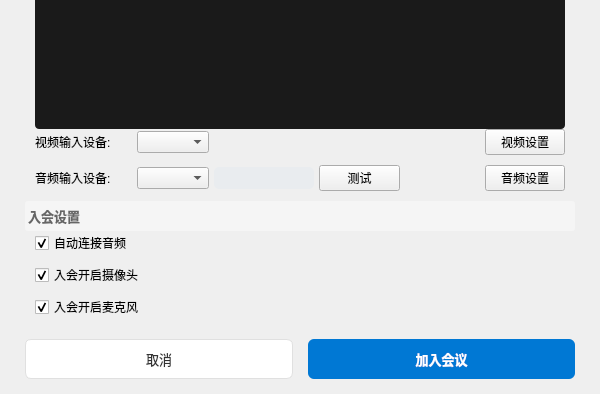
Before: the Qt Designer form ui/joinmeeting.ui in zhangdalin/MeetEx, drawn with Qt 5; both pictures show x 0 to 600 and y 406 to 800 of the 600 by 800 pixel window.
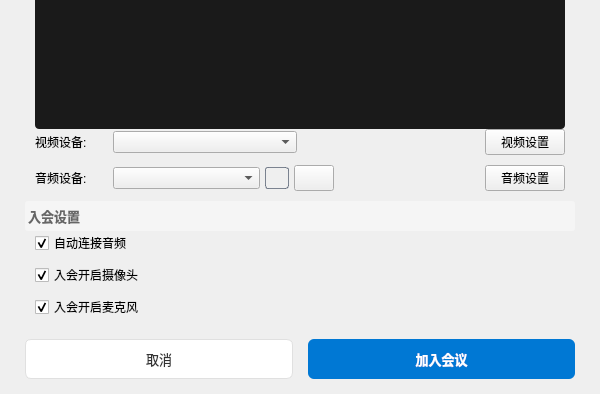
After: the same form once the commit is applied. Icons and pictures are not drawn.

Commit message:
refactor(joinmeeting): 重构 UI 初始化和简化设备标签
- 合并 setupUI() 和 setupConnections() 到构造函数中
- 简化设备标签文本："视频输入设备" → "视频设备"
- 优化 audioLevelBar 样式和尺寸设置
- 调整会议号输入掩码格式

```diff
--- a/ui/joinmeeting.ui
+++ b/ui/joinmeeting.ui
@@ -305,7 +305,7 @@
            <item>
             <widget class="QLabel" name="videoDeviceLabel">
              <property name="text">
-              <string>视频输入设备:</string>
+              <string>视频设备:</string>
              </property>
             </widget>
            </item>
@@ -332,7 +332,14 @@
             </widget>
            </item>
            <item>
-            <widget class="QComboBox" name="videoDeviceCombo"/>
+            <widget class="QComboBox" name="videoDeviceCombo">
+             <property name="sizePolicy">
+              <sizepolicy hsizetype="Expanding" vsizetype="Fixed">
+               <horstretch>0</horstretch>
+               <verstretch>0</verstretch>
+              </sizepolicy>
+             </property>
+            </widget>
            </item>
            <item>
             <spacer name="videoSpacer">
@@ -373,7 +380,7 @@
            <item>
             <widget class="QLabel" name="audioDeviceLabel">
              <property name="text">
-              <string>音频输入设备:</string>
+              <string>音频设备:</string>
              </property>
             </widget>
            </item>
@@ -400,59 +407,73 @@
             </widget>
            </item>
            <item>
-            <widget class="QComboBox" name="audioDeviceCombo"/>
+            <widget class="QComboBox" name="audioDeviceCombo">
+             <property name="sizePolicy">
+              <sizepolicy hsizetype="Expanding" vsizetype="Fixed">
+               <horstretch>0</horstretch>
+               <verstretch>0</verstretch>
+              </sizepolicy>
+             </property>
+            </widget>
            </item>
            <item>
             <widget class="QProgressBar" name="audioLevelBar">
-             <property name="minimumSize">
-              <size>
-               <width>100</width>
-               <height>10</height>
-              </size>
-             </property>
              <property name="sizePolicy">
-              <sizepolicy hsizetype="Expanding" vsizetype="Fixed">
+              <sizepolicy hsizetype="Preferred" vsizetype="Minimum">
                <horstretch>0</horstretch>
                <verstretch>0</verstretch>
               </sizepolicy>
              </property>
-             <property name="maximum">
-              <number>100</number>
+             <property name="minimumSize">
+              <size>
+               <width>0</width>
+               <height>0</height>
+              </size>
              </property>
-             <property name="value">
-              <number>0</number>
+             <property name="maximumSize">
+              <size>
+               <width>16777215</width>
+               <height>22</height>
+              </size>
              </property>
              <property name="styleSheet">
               <string notr="true">QProgressBar {
-    background-color: #e9ecef;
-    border-radius: 5px;
-    border: none;
-    text-align: center;
-}
+    border: 1px solid rgba(75, 87, 105, 180);
+    border-radius: 3px;
+    background: transparent;
+    }
 QProgressBar::chunk {
-    background: qlineargradient(x1:0, y1:0, x2:1, y2:0,
-        stop:0 #0078d4, stop:0.5 #2b88d8, stop:1 #0078d4);
-    border-radius: 5px;
+border-radius: 2px;
+background: qlineargradient(x1:0, y1:0, x2:1, y2:0, stop:0 #27C93F, stop:1 #0B8A2C);
 }</string>
              </property>
              <property name="textVisible">
               <bool>false</bool>
              </property>
+             <property name="orientation">
+              <enum>Qt::Orientation::Vertical</enum>
+             </property>
             </widget>
            </item>
            <item>
             <widget class="QPushButton" name="testSpeakerBtn">
              <property name="sizePolicy">
-              <sizepolicy hsizetype="Expanding" vsizetype="Expanding">
+              <sizepolicy hsizetype="Preferred" vsizetype="Preferred">
                <horstretch>0</horstretch>
                <verstretch>0</verstretch>
               </sizepolicy>
              </property>
+             <property name="maximumSize">
+              <size>
+               <width>16777215</width>
+               <height>16777215</height>
+              </size>
+             </property>
              <property name="layoutDirection">
               <enum>Qt::LayoutDirection::RightToLeft</enum>
              </property>
              <property name="text">
-              <string>测试</string>
+              <string/>
              </property>
              <property name="icon">
               <iconset resource="../res/joinmeeting.qrc">
```
Left out of the diff: 60 changed lines with no effect on the pictures. The commit also changes 2 other files.
